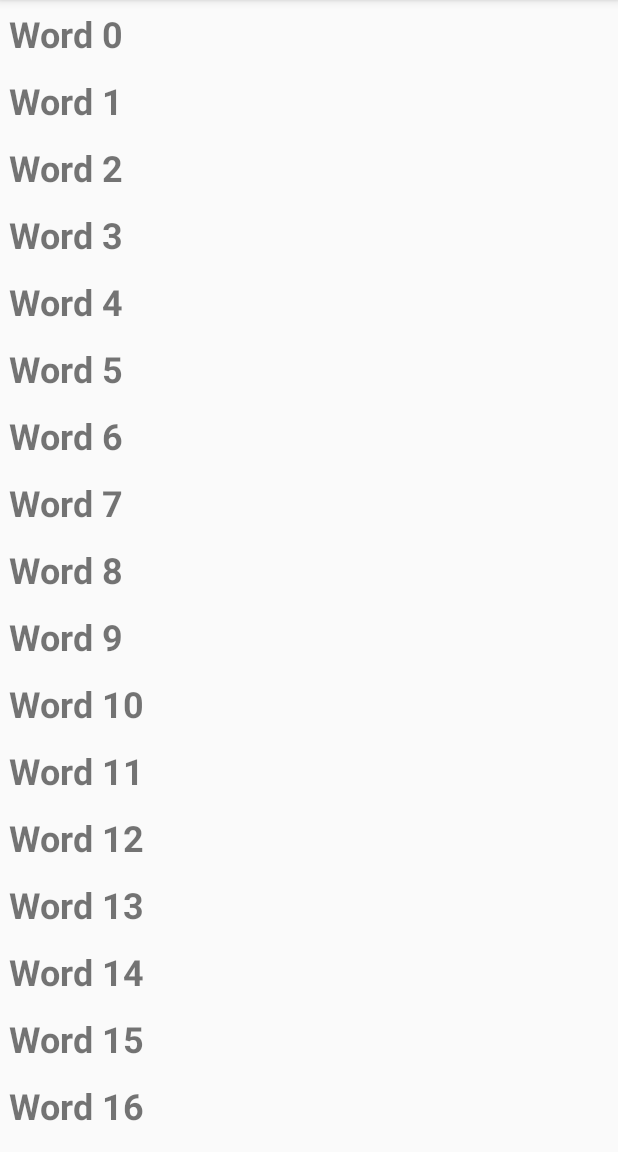
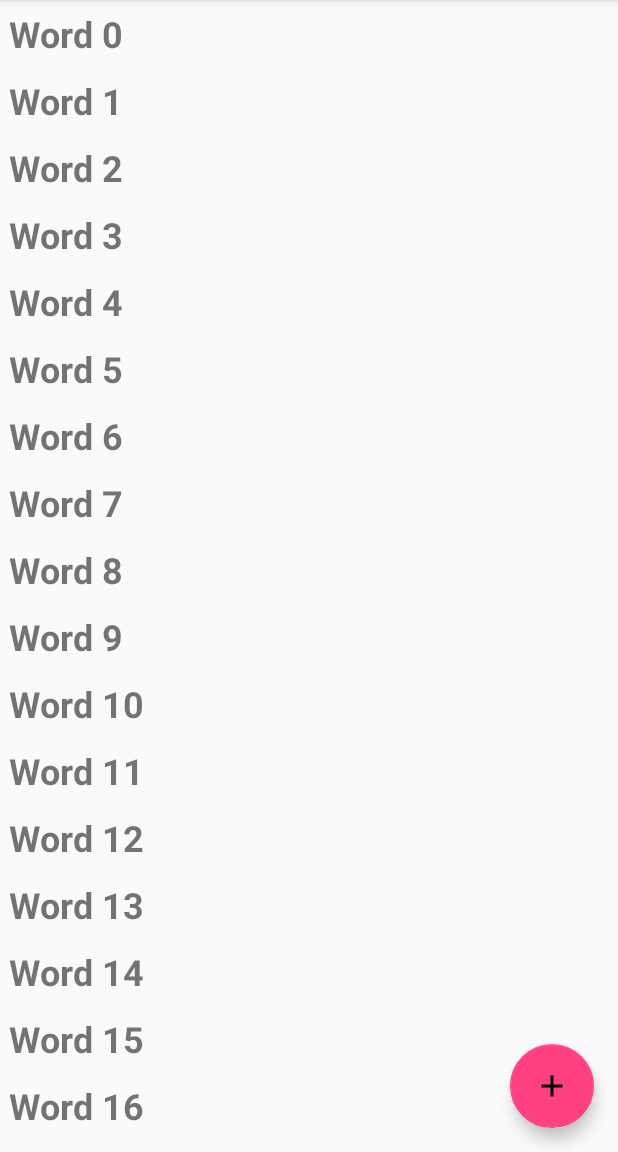
Before and after one commit to SonyaMoisset/RecyclerView_ANDROID, an Android app: the screen it shows after launch (MainActivity), on a phone screen of 412 x 824 dp, the part 84-1236 px from its top. Run offline under Robolectric (Android 15) with nearby library versions, the phone set to English and light mode, and no system bars.

Commit message:
Implement a FAB

```diff
--- /dev/null
+++ b/app/src/main/res/drawable/ic_add_black_24dp.xml
@@ -0,0 +1,9 @@
+<vector xmlns:android="http://schemas.android.com/apk/res/android"
+        android:width="24dp"
+        android:height="24dp"
+        android:viewportWidth="24.0"
+        android:viewportHeight="24.0">
+    <path
+        android:fillColor="#FF000000"
+        android:pathData="M19,13h-6v6h-2v-6H5v-2h6V5h2v6h6v2z"/>
+</vector>
--- a/app/src/main/res/layout/activity_main.xml
+++ b/app/src/main/res/layout/activity_main.xml
@@ -11,4 +11,13 @@
         android:layout_height="match_parent">
     </android.support.v7.widget.RecyclerView>
 
+    <android.support.design.widget.FloatingActionButton
+        android:id="@+id/fab"
+        android:layout_width="wrap_content"
+        android:layout_height="wrap_content"
+        android:layout_gravity="bottom|end"
+        android:layout_margin="16dp"
+        android:clickable="true"
+        android:src="@drawable/ic_add_black_24dp"/>
+
 </android.support.design.widget.CoordinatorLayout>
```
